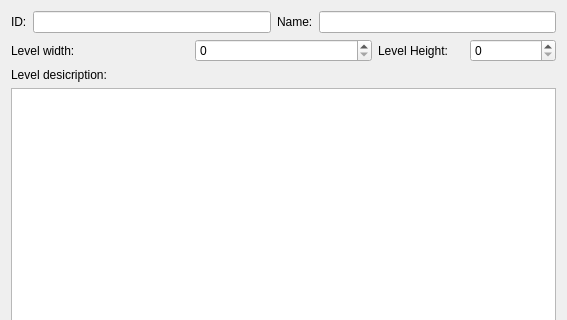
ursaRAGE/UrLevelEditor, file LevelEditor/LevelEditor/view/widgets/UrLevelPropertiesWidget.ui: the form before one commit; both pictures show x 0 to 567 and y 0 to 320 of the 567 by 600 pixel window.
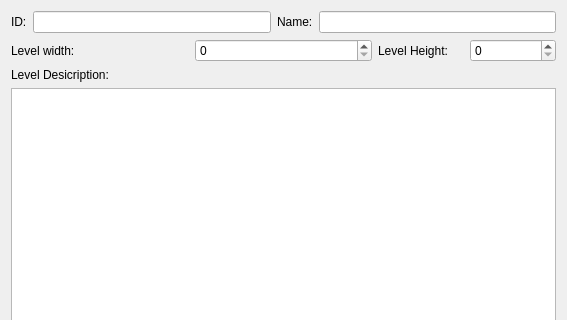
The form after the commit.

Commit message: Modified barrel widget

What changed in the file:
```diff
--- a/LevelEditor/LevelEditor/view/widgets/UrLevelPropertiesWidget.ui
+++ b/LevelEditor/LevelEditor/view/widgets/UrLevelPropertiesWidget.ui
@@ -79,7 +79,7 @@
        <item>
         <widget class="QLabel" name="label_4">
          <property name="text">
-          <string>Level desicription:</string>
+          <string>Level Desicription:</string>
          </property>
         </widget>
        </item>
```
Left out of the diff: 10 changed lines with no effect on the pictures. The commit also changes 4 other files.
